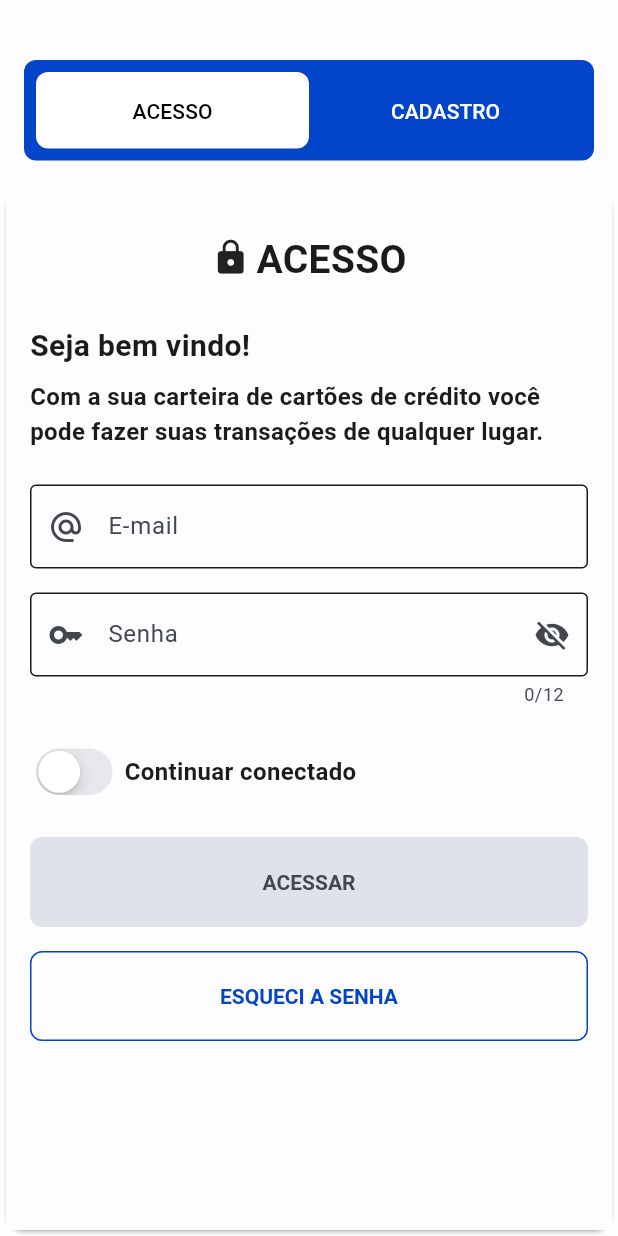
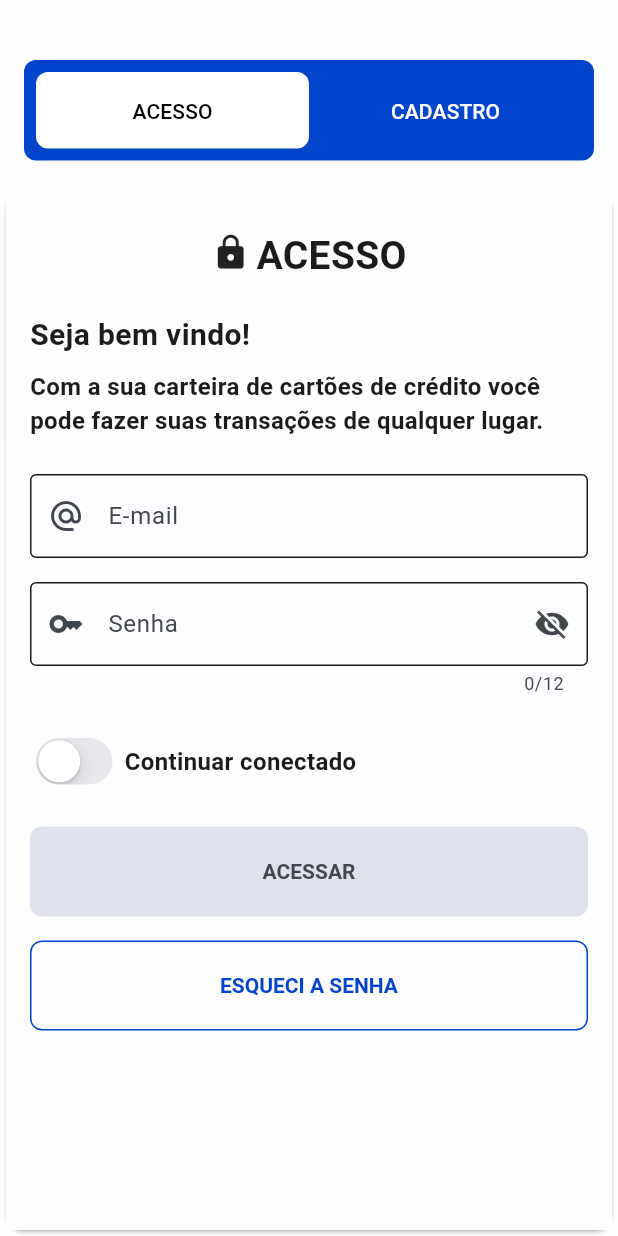
Before and after one commit to mborges18/flutter_bytebank, a Flutter app: the screen it shows after launch, on a phone screen of 412 x 824 dp. Run offline on Flutter 3.47's test engine with Material 3 defaults, Android fonts, the phone set to English and light mode, and no system bars; our stand-ins replace bloc, device_preview, flutter_bloc; missing offline and left inert: dart:html, pretty_http_logger.

Commit message:
refactory error

```diff
--- a/lib/components/titles/title_center.dart
+++ b/lib/components/titles/title_center.dart
@@ -15,8 +15,10 @@ class TitleCenter extends StatelessWidget {
           Icon(icon, size: 26),
           Padding(
               padding: const EdgeInsets.only(top: 4.0, left: 4.0),
-              child: Text(text,
+              child: Text(
+                  text,
                   style: const TextStyle(
+                    height: 0,
                       fontWeight: FontWeight.bold, fontSize: 26.0)))
         ]));
   }
```
